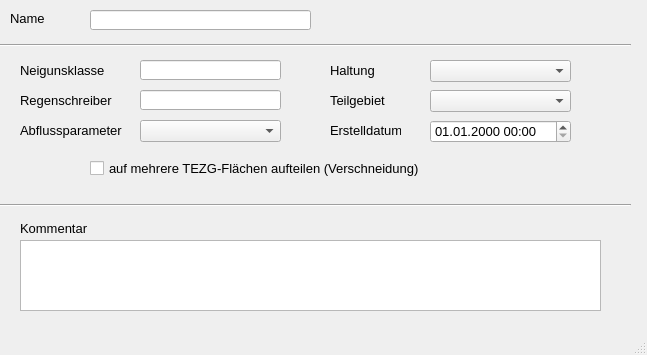
This is qkan/forms/qkan_flaechen.ui in hoettges/QKan as Qt 5 draws it before an edit. The edited form follows.
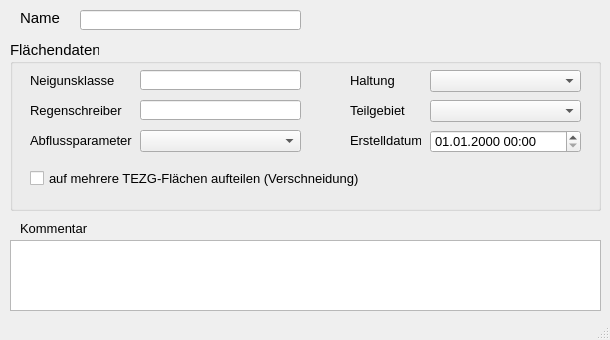
This is the edited form. Custom widgets are drawn as their Qt base class.

```diff
--- a/qkan/forms/qkan_flaechen.ui
+++ b/qkan/forms/qkan_flaechen.ui
@@ -9,10 +9,16 @@
    <rect>
     <x>0</x>
     <y>0</y>
-    <width>647</width>
-    <height>355</height>
+    <width>610</width>
+    <height>340</height>
    </rect>
   </property>
+  <property name="minimumSize">
+   <size>
+    <width>610</width>
+    <height>340</height>
+   </size>
+  </property>
   <property name="font">
    <font>
     <family>Tahoma</family>
@@ -23,45 +29,25 @@
    <string>MainWindow</string>
   </property>
   <widget class="QWidget" name="centralwidget">
-   <widget class="QLabel" name="label_20">
-    <property name="geometry">
-     <rect>
-      <x>330</x>
-      <y>60</y>
-      <width>91</width>
-      <height>21</height>
-     </rect>
-    </property>
-    <property name="text">
-     <string>Haltung</string>
-    </property>
-   </widget>
    <widget class="QLabel" name="label">
     <property name="geometry">
      <rect>
-      <x>10</x>
+      <x>20</x>
       <y>10</y>
       <width>46</width>
       <height>16</height>
      </rect>
     </property>
+    <property name="font">
+     <font>
+      <family>Tahoma</family>
+      <pointsize>11</pointsize>
+     </font>
+    </property>
     <property name="text">
      <string>Name</string>
     </property>
    </widget>
-   <widget class="Line" name="line">
-    <property name="geometry">
-     <rect>
-      <x>0</x>
-      <y>30</y>
-      <width>631</width>
-      <height>31</height>
-     </rect>
-    </property>
-    <property name="orientation">
-     <enum>Qt::Horizontal</enum>
-    </property>
-   </widget>
    <widget class="QLabel" name="label_14">
     <property name="geometry">
      <rect>
@@ -75,182 +61,321 @@
      <string>Kommentar</string>
     </property>
    </widget>
-   <widget class="QLabel" name="label_5">
-    <property name="geometry">
-     <rect>
-      <x>20</x>
-      <y>90</y>
-      <width>111</width>
-      <height>21</height>
-     </rect>
-    </property>
-    <property name="text">
-     <string>Regenschreiber</string>
-    </property>
-   </widget>
-   <widget class="QLabel" name="label_70">
-    <property name="geometry">
-     <rect>
-      <x>330</x>
-      <y>120</y>
-      <width>71</width>
-      <height>21</height>
-     </rect>
-    </property>
-    <property name="text">
-     <string>Erstelldatum</string>
-    </property>
-   </widget>
-   <widget class="Line" name="line_2">
-    <property name="geometry">
-     <rect>
-      <x>0</x>
-      <y>190</y>
-      <width>631</width>
-      <height>31</height>
-     </rect>
-    </property>
-    <property name="orientation">
-     <enum>Qt::Horizontal</enum>
-    </property>
-   </widget>
-   <widget class="QLabel" name="label_3">
-    <property name="geometry">
-     <rect>
-      <x>20</x>
-      <y>60</y>
-      <width>111</width>
-      <height>21</height>
-     </rect>
-    </property>
-    <property name="text">
-     <string>Neigunsklasse</string>
-    </property>
-   </widget>
-   <widget class="QLabel" name="label_21">
-    <property name="geometry">
-     <rect>
-      <x>20</x>
-      <y>120</y>
-      <width>111</width>
-      <height>21</height>
-     </rect>
-    </property>
-    <property name="text">
-     <string>Abflussparameter</string>
-    </property>
-   </widget>
-   <widget class="QLabel" name="label_22">
-    <property name="geometry">
-     <rect>
-      <x>330</x>
-      <y>90</y>
-      <width>91</width>
-      <height>21</height>
-     </rect>
-    </property>
-    <property name="text">
-     <string>Teilgebiet</string>
-    </property>
-   </widget>
    <widget class="QLineEdit" name="flnam">
     <property name="geometry">
      <rect>
-      <x>90</x>
+      <x>80</x>
       <y>10</y>
       <width>221</width>
       <height>20</height>
      </rect>
     </property>
-   </widget>
-   <widget class="QLineEdit" name="neigkl">
-    <property name="geometry">
-     <rect>
-      <x>140</x>
-      <y>60</y>
-      <width>141</width>
-      <height>20</height>
-     </rect>
+    <property name="toolTip">
+     <string>&lt;html&gt;&lt;head/&gt;&lt;body&gt;&lt;p&gt;Eindeutige Bezeichnung&lt;/p&gt;&lt;/body&gt;&lt;/html&gt;</string>
     </property>
-   </widget>
-   <widget class="QLineEdit" name="regenschreiber">
-    <property name="geometry">
-     <rect>
-      <x>140</x>
-      <y>90</y>
-      <width>141</width>
-      <height>20</height>
-     </rect>
-    </property>
-   </widget>
-   <widget class="QComboBox" name="haltnam">
-    <property name="geometry">
-     <rect>
-      <x>430</x>
-      <y>60</y>
-      <width>141</width>
-      <height>22</height>
-     </rect>
-    </property>
-   </widget>
-   <widget class="QComboBox" name="abflussparameter">
-    <property name="geometry">
-     <rect>
-      <x>140</x>
-      <y>120</y>
-      <width>141</width>
-      <height>22</height>
-     </rect>
-    </property>
-   </widget>
-   <widget class="QComboBox" name="teilgebiet">
-    <property name="geometry">
-     <rect>
-      <x>430</x>
-      <y>90</y>
-      <width>141</width>
-      <height>22</height>
-     </rect>
+    <property name="statusTip">
+     <string>Eindeutige Bezeichnung</string>
     </property>
    </widget>
    <widget class="QTextEdit" name="kommentar">
     <property name="geometry">
      <rect>
-      <x>20</x>
+      <x>10</x>
       <y>240</y>
-      <width>581</width>
+      <width>591</width>
       <height>71</height>
      </rect>
     </property>
-   </widget>
-   <widget class="QCheckBox" name="aufteilen">
-    <property name="geometry">
-     <rect>
-      <x>90</x>
-      <y>160</y>
-      <width>391</width>
-      <height>17</height>
-     </rect>
+    <property name="toolTip">
+     <string>&lt;html&gt;&lt;head/&gt;&lt;body&gt;&lt;p&gt;Platz für zusätzliche Kommentare.&lt;/p&gt;&lt;/body&gt;&lt;/html&gt;</string>
     </property>
-    <property name="text">
-     <string>auf mehrere TEZG-Flächen aufteilen (Verschneidung)</string>
+    <property name="statusTip">
+     <string>Platz für zusätzliche Kommentare.</string>
     </property>
    </widget>
-   <widget class="QgsDateTimeEdit" name="createdat">
+   <widget class="QGroupBox" name="groupBox_2">
     <property name="geometry">
      <rect>
-      <x>430</x>
-      <y>120</y>
-      <width>141</width>
-      <height>23</height>
+      <x>10</x>
+      <y>40</y>
+      <width>591</width>
+      <height>171</height>
      </rect>
     </property>
-    <property name="currentSection">
-     <enum>QDateTimeEdit::DaySection</enum>
+    <property name="font">
+     <font>
+      <family>Tahoma</family>
+      <pointsize>11</pointsize>
+     </font>
     </property>
-    <property name="displayFormat">
-     <string>dd.MM.yyyy HH:mm</string>
+    <property name="title">
+     <string>Flächendaten</string>
     </property>
+    <widget class="QLabel" name="label_3">
+     <property name="geometry">
+      <rect>
+       <x>20</x>
+       <y>30</y>
+       <width>111</width>
+       <height>21</height>
+      </rect>
+     </property>
+     <property name="font">
+      <font>
+       <family>Tahoma</family>
+       <pointsize>10</pointsize>
+      </font>
+     </property>
+     <property name="text">
+      <string>Neigunsklasse</string>
+     </property>
+    </widget>
+    <widget class="QLineEdit" name="neigkl">
+     <property name="geometry">
+      <rect>
+       <x>130</x>
+       <y>30</y>
+       <width>161</width>
+       <height>20</height>
+      </rect>
+     </property>
+     <property name="font">
+      <font>
+       <family>Tahoma</family>
+       <pointsize>10</pointsize>
+      </font>
+     </property>
+     <property name="toolTip">
+      <string>&lt;html&gt;&lt;head/&gt;&lt;body&gt;&lt;p&gt;Neigungsklasse 1 - 5 gem. HYSTEM-EXTRAN&lt;/p&gt;&lt;/body&gt;&lt;/html&gt;</string>
+     </property>
+     <property name="statusTip">
+      <string>Neigungsklasse 1 - 5 gem. HYSTEM-EXTRAN</string>
+     </property>
+    </widget>
+    <widget class="QLabel" name="label_5">
+     <property name="geometry">
+      <rect>
+       <x>20</x>
+       <y>60</y>
+       <width>111</width>
+       <height>21</height>
+      </rect>
+     </property>
+     <property name="font">
+      <font>
+       <family>Tahoma</family>
+       <pointsize>10</pointsize>
+      </font>
+     </property>
+     <property name="text">
+      <string>Regenschreiber</string>
+     </property>
+    </widget>
+    <widget class="QLineEdit" name="regenschreiber">
+     <property name="geometry">
+      <rect>
+       <x>130</x>
+       <y>60</y>
+       <width>161</width>
+       <height>20</height>
+      </rect>
+     </property>
+     <property name="font">
+      <font>
+       <family>Tahoma</family>
+       <pointsize>10</pointsize>
+      </font>
+     </property>
+     <property name="toolTip">
+      <string>&lt;html&gt;&lt;head/&gt;&lt;body&gt;&lt;p&gt;Regenschreiber&lt;/p&gt;&lt;/body&gt;&lt;/html&gt;</string>
+     </property>
+     <property name="statusTip">
+      <string>Regenschreiber</string>
+     </property>
+    </widget>
+    <widget class="QgsDateTimeEdit" name="createdat">
+     <property name="geometry">
+      <rect>
+       <x>420</x>
+       <y>90</y>
+       <width>151</width>
+       <height>23</height>
+      </rect>
+     </property>
+     <property name="font">
+      <font>
+       <family>Tahoma</family>
+       <pointsize>10</pointsize>
+      </font>
+     </property>
+     <property name="currentSection">
+      <enum>QDateTimeEdit::DaySection</enum>
+     </property>
+     <property name="displayFormat">
+      <string>dd.MM.yyyy HH:mm</string>
+     </property>
+    </widget>
+    <widget class="QLabel" name="label_20">
+     <property name="geometry">
+      <rect>
+       <x>340</x>
+       <y>30</y>
+       <width>91</width>
+       <height>21</height>
+      </rect>
+     </property>
+     <property name="font">
+      <font>
+       <family>Tahoma</family>
+       <pointsize>10</pointsize>
+      </font>
+     </property>
+     <property name="text">
+      <string>Haltung</string>
+     </property>
+    </widget>
+    <widget class="QComboBox" name="abflussparameter">
+     <property name="geometry">
+      <rect>
+       <x>130</x>
+       <y>90</y>
+       <width>161</width>
+       <height>22</height>
+      </rect>
+     </property>
+     <property name="font">
+      <font>
+       <family>Tahoma</family>
+       <pointsize>10</pointsize>
+      </font>
+     </property>
+     <property name="toolTip">
+      <string>&lt;html&gt;&lt;head/&gt;&lt;body&gt;&lt;p&gt;Abflussparameter gem. HYSTEM-EXTRAN&lt;/p&gt;&lt;/body&gt;&lt;/html&gt;</string>
+     </property>
+     <property name="statusTip">
+      <string>Abflussparameter gem. HYSTEM-EXTRAN</string>
+     </property>
+    </widget>
+    <widget class="QLabel" name="label_22">
+     <property name="geometry">
+      <rect>
+       <x>340</x>
+       <y>60</y>
+       <width>91</width>
+       <height>21</height>
+      </rect>
+     </property>
+     <property name="font">
+      <font>
+       <family>Tahoma</family>
+       <pointsize>10</pointsize>
+      </font>
+     </property>
+     <property name="text">
+      <string>Teilgebiet</string>
+     </property>
+    </widget>
+    <widget class="QComboBox" name="haltnam">
+     <property name="geometry">
+      <rect>
+       <x>420</x>
+       <y>30</y>
+       <width>151</width>
+       <height>22</height>
+      </rect>
+     </property>
+     <property name="font">
+      <font>
+       <family>Tahoma</family>
+       <pointsize>10</pointsize>
+      </font>
+     </property>
+     <property name="toolTip">
+      <string>&lt;html&gt;&lt;head/&gt;&lt;body&gt;&lt;p&gt;Name der Haltung, der die Fläche zugeordnet ist&lt;/p&gt;&lt;/body&gt;&lt;/html&gt;</string>
+     </property>
+     <property name="statusTip">
+      <string>Name der Haltung, der die Fläche zugeordnet ist</string>
+     </property>
+    </widget>
+    <widget class="QLabel" name="label_21">
+     <property name="geometry">
+      <rect>
+       <x>20</x>
+       <y>90</y>
+       <width>111</width>
+       <height>21</height>
+      </rect>
+     </property>
+     <property name="font">
+      <font>
+       <family>Tahoma</family>
+       <pointsize>10</pointsize>
+      </font>
+     </property>
+     <property name="text">
+      <string>Abflussparameter</string>
+     </property>
+    </widget>
+    <widget class="QCheckBox" name="aufteilen">
+     <property name="geometry">
+      <rect>
+       <x>20</x>
+       <y>130</y>
+       <width>391</width>
+       <height>17</height>
+      </rect>
+     </property>
+     <property name="font">
+      <font>
+       <family>Tahoma</family>
+       <pointsize>10</pointsize>
+      </font>
+     </property>
+     <property name="text">
+      <string>auf mehrere TEZG-Flächen aufteilen (Verschneidung)</string>
+     </property>
+    </widget>
+    <widget class="QLabel" name="label_70">
+     <property name="geometry">
+      <rect>
+       <x>340</x>
+       <y>90</y>
+       <width>71</width>
+       <height>21</height>
+      </rect>
+     </property>
+     <property name="font">
+      <font>
+       <family>Tahoma</family>
+       <pointsize>10</pointsize>
+      </font>
+     </property>
+     <property name="text">
+      <string>Erstelldatum</string>
+     </property>
+    </widget>
+    <widget class="QComboBox" name="teilgebiet">
+     <property name="geometry">
+      <rect>
+       <x>420</x>
+       <y>60</y>
+       <width>151</width>
+       <height>22</height>
+      </rect>
+     </property>
+     <property name="font">
+      <font>
+       <family>Tahoma</family>
+       <pointsize>10</pointsize>
+      </font>
+     </property>
+     <property name="toolTip">
+      <string>&lt;html&gt;&lt;head/&gt;&lt;body&gt;&lt;p&gt;zur Zuordnung auf ein selbstständig festgelegtes Teilgebiet&lt;/p&gt;&lt;/body&gt;&lt;/html&gt;</string>
+     </property>
+     <property name="statusTip">
+      <string>zur Zuordnung auf ein selbstständig festgelegtes Teilgebiet</string>
+     </property>
+    </widget>
    </widget>
   </widget>
   <widget class="QMenuBar" name="menubar">
```
Left out of the diff: 4 changed lines with no effect on the pictures.
